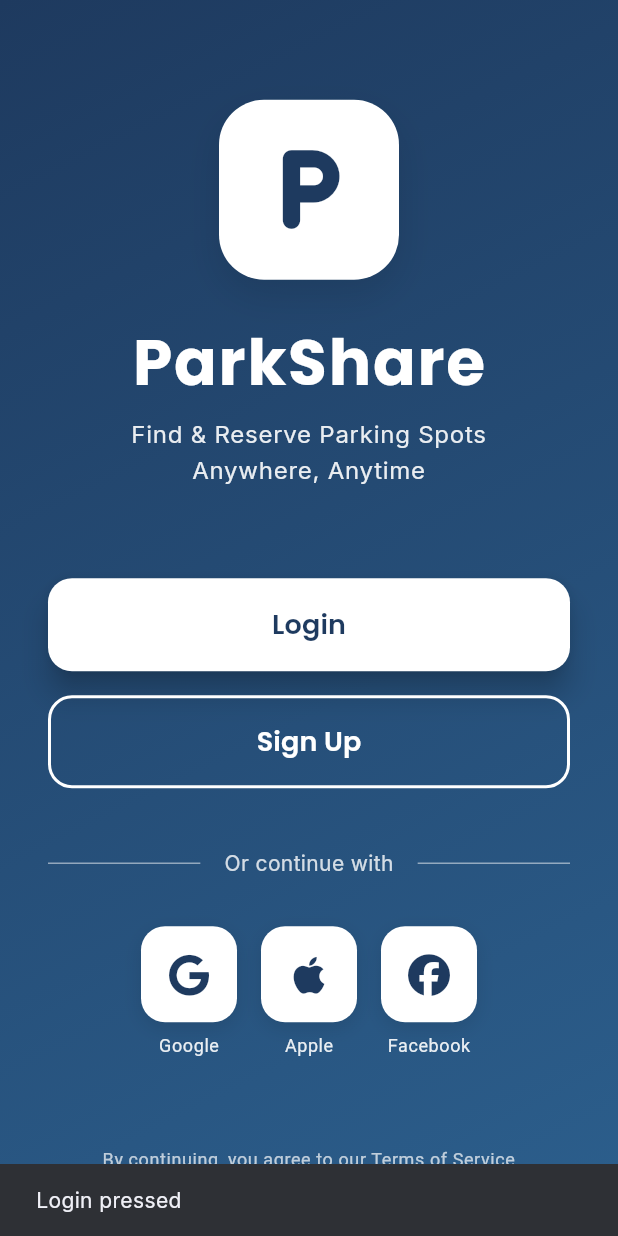
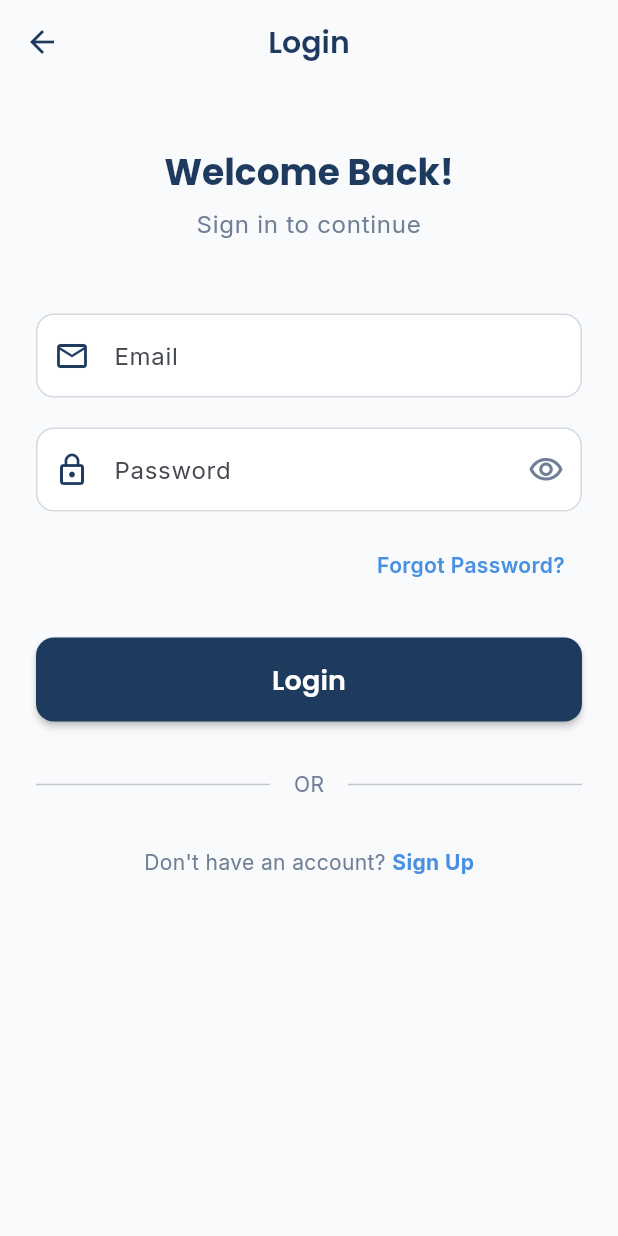
Before and after one commit to sancimon/FlutterApp, a Flutter app: the screen it shows after launch, after a tap on "Login", on a phone screen of 412 x 824 dp. Run offline on Flutter 3.47's test engine with Material 3 defaults, Android fonts, the phone set to English and light mode, and no system bars; our stand-ins replace font_awesome_flutter, google_fonts.

Commit message:
Add Login page with complete UI and navigation
Features:
- Clean login form with email and password fields
- Email validation with regex
- Password field with show/hide toggle
- Forgot Password link (aligned right)
- Full-width login button with loading state
- Form validation
- Sign Up link at bottom
- Navigation from Welcome screen to Login screen
- Consistent dark blue theme
- Responsive layout with proper spacing

```diff
--- /dev/null
+++ b/lib/screens/login_screen.dart
@@ -0,0 +1,291 @@
+import 'package:flutter/material.dart';
+import 'package:parkshare/utils/app_theme.dart';
+
+class LoginScreen extends StatefulWidget {
+  const LoginScreen({super.key});
+
+  @override
+  State<LoginScreen> createState() => _LoginScreenState();
+}
+
+class _LoginScreenState extends State<LoginScreen> {
+  final _formKey = GlobalKey<FormState>();
+  final _emailController = TextEditingController();
+  final _passwordController = TextEditingController();
+  bool _obscurePassword = true;
+  bool _isLoading = false;
+
+  @override
+  void dispose() {
+    _emailController.dispose();
+    _passwordController.dispose();
+    super.dispose();
+  }
+
+  void _togglePasswordVisibility() {
+    setState(() {
+      _obscurePassword = !_obscurePassword;
+    });
+  }
+
+  Future<void> _handleLogin() async {
+    if (_formKey.currentState!.validate()) {
+      setState(() {
+        _isLoading = true;
+      });
+
+      // TODO: Implement Firebase authentication
+      await Future.delayed(const Duration(seconds: 2)); // Simulate API call
+
+      if (mounted) {
+        setState(() {
+          _isLoading = false;
+        });
+
+        ScaffoldMessenger.of(context).showSnackBar(
+          const SnackBar(
+            content: Text('Login successful!'),
+            backgroundColor: AppTheme.successColor,
+          ),
+        );
+
+        // TODO: Navigate to Home screen after successful login
+      }
+    }
+  }
+
+  void _navigateToForgotPassword() {
+    // TODO: Navigate to Forgot Password screen
+    ScaffoldMessenger.of(context).showSnackBar(
+      const SnackBar(content: Text('Forgot Password - Coming soon')),
+    );
+  }
+
+  void _navigateToSignUp() {
+    // TODO: Navigate to Sign Up screen
+    ScaffoldMessenger.of(context).showSnackBar(
+      const SnackBar(content: Text('Sign Up - Coming soon')),
+    );
+  }
+
+  @override
+  Widget build(BuildContext context) {
+    return Scaffold(
+      backgroundColor: AppTheme.backgroundColor,
+      appBar: AppBar(
+        backgroundColor: Colors.transparent,
+        elevation: 0,
+        leading: IconButton(
+          icon: const Icon(Icons.arrow_back, color: AppTheme.primaryBlue),
+          onPressed: () => Navigator.pop(context),
+        ),
+        title: Text(
+          'Login',
+          style: Theme.of(context).textTheme.headlineMedium?.copyWith(
+                color: AppTheme.primaryBlue,
+              ),
+        ),
+        centerTitle: true,
+      ),
+      body: SafeArea(
+        child: SingleChildScrollView(
+          padding: const EdgeInsets.all(24.0),
+          child: Form(
+            key: _formKey,
+            child: Column(
+              crossAxisAlignment: CrossAxisAlignment.stretch,
+              children: [
+                const SizedBox(height: 20),
+
+                // Welcome back text
+                Text(
+                  'Welcome Back!',
+                  style: Theme.of(context).textTheme.displaySmall?.copyWith(
+                        color: AppTheme.primaryBlue,
+                        fontWeight: FontWeight.bold,
+                      ),
+                  textAlign: TextAlign.center,
+                ),
+
+                const SizedBox(height: 8),
+
+                Text(
+                  'Sign in to continue',
+                  style: Theme.of(context).textTheme.bodyLarge?.copyWith(
+                        color: AppTheme.textSecondary,
+                      ),
+                  textAlign: TextAlign.center,
+                ),
+
+                const SizedBox(height: 48),
+
+                // Email input field
+                TextFormField(
+                  controller: _emailController,
+                  keyboardType: TextInputType.emailAddress,
+                  decoration: InputDecoration(
+                    labelText: 'Email',
+                    hintText: 'Enter your email',
+                    prefixIcon: const Icon(
+                      Icons.email_outlined,
+                      color: AppTheme.primaryBlue,
+                    ),
+                    border: OutlineInputBorder(
+                      borderRadius: BorderRadius.circular(12),
+                    ),
+                  ),
+                  validator: (value) {
+                    if (value == null || value.isEmpty) {
+                      return 'Please enter your email';
+                    }
+                    if (!RegExp(r'^[\w-\.]+@([\w-]+\.)+[\w-]{2,4}$')
+                        .hasMatch(value)) {
+                      return 'Please enter a valid email';
+                    }
+                    return null;
+                  },
+                ),
+
+                const SizedBox(height: 20),
+
+                // Password input field
+                TextFormField(
+                  controller: _passwordController,
+                  obscureText: _obscurePassword,
+                  decoration: InputDecoration(
+                    labelText: 'Password',
+                    hintText: 'Enter your password',
+                    prefixIcon: const Icon(
+                      Icons.lock_outline,
+                      color: AppTheme.primaryBlue,
+                    ),
+                    suffixIcon: IconButton(
+                      icon: Icon(
+                        _obscurePassword
+                            ? Icons.visibility_outlined
+                            : Icons.visibility_off_outlined,
+                        color: AppTheme.textSecondary,
+                      ),
+                      onPressed: _togglePasswordVisibility,
+                    ),
+                    border: OutlineInputBorder(
+                      borderRadius: BorderRadius.circular(12),
+                    ),
+                  ),
+                  validator: (value) {
+                    if (value == null || value.isEmpty) {
+                      return 'Please enter your password';
+                    }
+                    if (value.length < 6) {
+                      return 'Password must be at least 6 characters';
+                    }
+                    return null;
+                  },
+                ),
+
+                const SizedBox(height: 12),
+
+                // Forgot Password link
+                Align(
+                  alignment: Alignment.centerRight,
+                  child: TextButton(
+                    onPressed: _navigateToForgotPassword,
+                    child: Text(
+                      'Forgot Password?',
+                      style: Theme.of(context).textTheme.bodyMedium?.copyWith(
+                            color: AppTheme.accentBlue,
+                            fontWeight: FontWeight.w600,
+                          ),
+                    ),
+                  ),
+                ),
+
+                const SizedBox(height: 24),
+
+                // Login button
+                SizedBox(
+                  height: 56,
+                  child: ElevatedButton(
+                    onPressed: _isLoading ? null : _handleLogin,
+                    style: ElevatedButton.styleFrom(
+                      backgroundColor: AppTheme.primaryBlue,
+                      foregroundColor: Colors.white,
+                      shape: RoundedRectangleBorder(
+                        borderRadius: BorderRadius.circular(12),
+                      ),
+                      elevation: 2,
+                    ),
+                    child: _isLoading
+                        ? const SizedBox(
+                            height: 24,
+                            width: 24,
+                            child: CircularProgressIndicator(
+                              color: Colors.white,
+                              strokeWidth: 2.5,
+                            ),
+                          )
+                        : Text(
+                            'Login',
+                            style: Theme.of(context)
+                                .textTheme
+                                .labelLarge
+                                ?.copyWith(
+                                  fontSize: 18,
+                                ),
+                          ),
+                  ),
+                ),
+
+                const SizedBox(height: 32),
+
+                // Divider with OR
+                Row(
+                  children: [
+                    const Expanded(child: Divider()),
+                    Padding(
+                      padding: const EdgeInsets.symmetric(horizontal: 16.0),
+                      child: Text(
+                        'OR',
+                        style: Theme.of(context).textTheme.bodyMedium?.copyWith(
+                              color: AppTheme.textSecondary,
+                            ),
+                      ),
+                    ),
+                    const Expanded(child: Divider()),
+                  ],
+                ),
+
+                const SizedBox(height: 32),
+
+                // Sign Up link
+                Row(
+                  mainAxisAlignment: MainAxisAlignment.center,
+                  children: [
+                    Text(
+                      "Don't have an account? ",
+                      style: Theme.of(context).textTheme.bodyMedium?.copyWith(
+                            color: AppTheme.textSecondary,
+                          ),
+                    ),
+                    GestureDetector(
+                      onTap: _navigateToSignUp,
+                      child: Text(
+                        'Sign Up',
+                        style: Theme.of(context).textTheme.bodyMedium?.copyWith(
+                              color: AppTheme.accentBlue,
+                              fontWeight: FontWeight.bold,
+                            ),
+                      ),
+                    ),
+                  ],
+                ),
+
+                const SizedBox(height: 20),
+              ],
+            ),
+          ),
+        ),
+      ),
+    );
+  }
+}
--- a/lib/screens/welcome_screen.dart
+++ b/lib/screens/welcome_screen.dart
@@ -1,6 +1,7 @@
 import 'package:flutter/material.dart';
 import 'package:font_awesome_flutter/font_awesome_flutter.dart';
 import 'package:parkshare/utils/app_theme.dart';
+import 'package:parkshare/screens/login_screen.dart';
 
 class WelcomeScreen extends StatelessWidget {
   const WelcomeScreen({super.key});
@@ -76,9 +77,11 @@ class WelcomeScreen extends StatelessWidget {
                     width: double.infinity,
                     child: ElevatedButton(
                       onPressed: () {
-                        // TODO: Navigate to Login screen
-                        ScaffoldMessenger.of(context).showSnackBar(
-                          const SnackBar(content: Text('Login pressed')),
+                        Navigator.push(
+                          context,
+                          MaterialPageRoute(
+                            builder: (context) => const LoginScreen(),
+                          ),
                         );
                       },
                       style: ElevatedButton.styleFrom(
```
